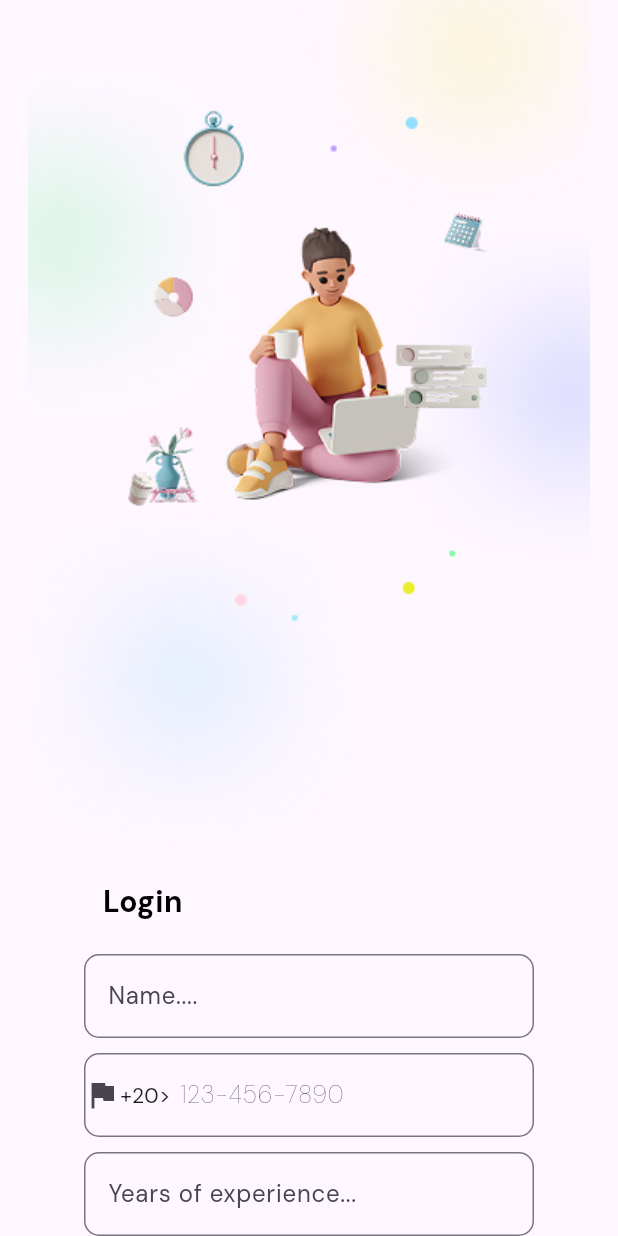
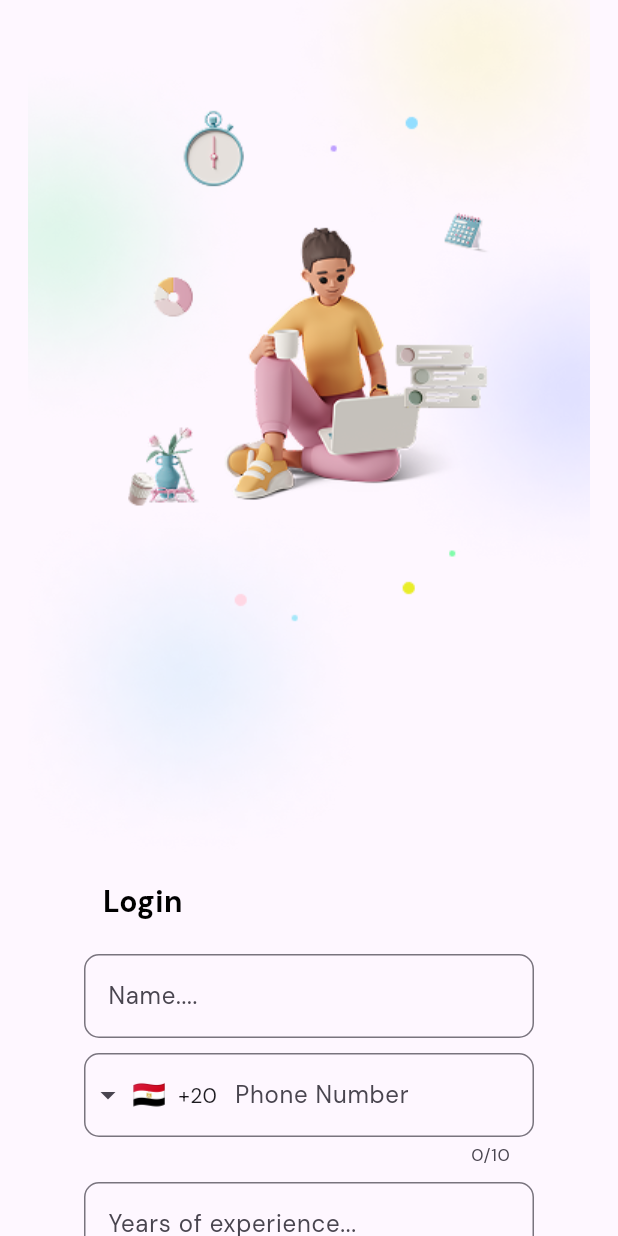
Before and after one commit to Bodeayman/Tasky, a Flutter app: the SignPage screen opened directly, on a phone screen of 412 x 824 dp. Run offline on Flutter 3.47's test engine with Material 3 defaults, Android fonts, the phone set to English and light mode, and no system bars; drawn by our look-alikes of intl_phone_field; our stand-ins replace flutter_svg, google_fonts, image_picker, qr_flutter, shared_preferences; accounts and stored records are empty.

Commit message:
Added the phone field and the qrcode and enhanced the tabs menu

```diff
--- a/lib/features/Presentation/AddTaskPage/AddTaskPage.dart
+++ b/lib/features/Presentation/AddTaskPage/AddTaskPage.dart
@@ -107,7 +107,7 @@ class _AddTaskPageState extends State<AddTaskPage> {
                 ),
               ),
               Container(height: 10),
-              const CalenderButton(),
+              const CalendarButton(),
               Container(
                 height: 20,
               ),
@@ -142,6 +142,7 @@ class _AddTaskPageState extends State<AddTaskPage> {
                   ),
                 ],
               ),
+              const SizedBox(height: 20),
             ],
           ),
         ),
--- a/lib/features/Presentation/SignUpPage/SignPage.dart
+++ b/lib/features/Presentation/SignUpPage/SignPage.dart
@@ -1,9 +1,12 @@
 // ignore: file_names
 import 'package:flutter/material.dart';
 import 'package:tasky/core/utils/constants.dart';
+import 'package:tasky/core/utils/style/colors.dart';
 import 'package:tasky/features/Presentation/HomePage/homePage.dart';
 import 'package:tasky/features/Presentation/PhoneLogin/phoneLogin.dart';
 import 'package:tasky/core/utils/style/inputStyle.dart';
+import 'package:intl_phone_field/intl_phone_field.dart';
+
 import 'package:http/http.dart' as http;
 
 class SignPage extends StatefulWidget {
@@ -70,32 +73,45 @@ class _SignPageState extends State<SignPage> {
                         Container(
                           height: 10,
                         ),
-                        TextFormField(
-                          decoration: inputStyle.copyWith(
-                            hintText: "123-456-7890",
-                            hintStyle:
-                                const TextStyle(fontWeight: FontWeight.w100),
+                        IntlPhoneField(
+                          decoration: InputDecoration(
+                            labelText: 'Phone Number',
+                            border: OutlineInputBorder(
+                                borderRadius:
+                                    BorderRadius.circular(kborderSize),
+                                borderSide: BorderSide(
+                                    color: inputFieldBorderColor, width: 1)),
                             prefixIcon: InkWell(
                               onTap: () {
-                                print("Tapped the whole icon");
+                                print("Tapped the prefix icon");
                               },
                               child: const SizedBox(
-                                width: 60,
+                                width: 70,
                                 child: Row(
+                                  mainAxisAlignment: MainAxisAlignment.center,
                                   children: [
-                                    Icon(Icons.flag),
-                                    Text("+20"),
-                                    Text(">")
+                                    Icon(Icons.flag,
+                                        size:
+                                            20), // You can replace with actual flag
+                                    SizedBox(width: 4),
+                                    Text("+20",
+                                        style: TextStyle(
+                                            fontWeight: FontWeight.w500)),
+                                    SizedBox(width: 4),
+                                    Icon(Icons.arrow_drop_down),
                                   ],
                                 ),
                               ),
                             ),
                           ),
-                          keyboardType: TextInputType.phone,
-                          controller: phoneController,
-                          validator: (value) {
-                            if (value!.isEmpty) {
-                              return "Phone Number required";
+                          initialCountryCode: 'EG', // Egypt as example
+                          onChanged: (phone) {
+                            print(
+                                'Complete phone number: ${phone.completeNumber}');
+                          },
+                          validator: (phone) {
+                            if (phone == null || phone.number.isEmpty) {
+                              return 'Phone Number required';
                             }
                             return null;
                           },
@@ -116,15 +132,16 @@ class _SignPageState extends State<SignPage> {
                           },
                         ),
                         Container(height: 10),
-                        TextFormField(
-                          decoration: inputStyle.copyWith(
-                              hintText: "Choose your level of exp..."),
-                          validator: (value) {
-                            if (value!.isEmpty) {
-                              return "Your level of experience required";
-                            }
-                            return null;
-                          },
+                        DropdownMenu<String>(
+                          width: MediaQuery.of(context)
+                              .size
+                              .width, // Full width for the button
+                          hintText: "Choose your level of exp...",
+                          dropdownMenuEntries: const [
+                            DropdownMenuEntry(value: "junior", label: "Junior"),
+                            DropdownMenuEntry(value: "mid", label: "Mid-Level"),
+                            DropdownMenuEntry(value: "senior", label: "Senior"),
+                          ],
                         ),
                         Container(height: 10),
                         TextFormField(
```
Also changed, not shown: lib/cubits/TaskCubit.dart (added, +46 -0 lines), lib/cubits/TaskState.dart (added, +17 -0 lines), lib/features/Presentation/AddTaskPage/Widgets/calender_button.dart (+40 -9 lines), lib/features/Presentation/HomePage/AlltasksPage.dart (+25 -37 lines), lib/features/Presentation/HomePage/Widgets/allTabs.dart (+30 -25 lines), lib/features/Presentation/PhoneLogin/Widgets/phoneLoginForm.dart (+33 -37 lines), lib/features/Presentation/TaskDetails/TaskDetails.dart (+10 -0 lines), pubspec.yaml (+5 -2 lines), pubspec.lock, 1 other file.
